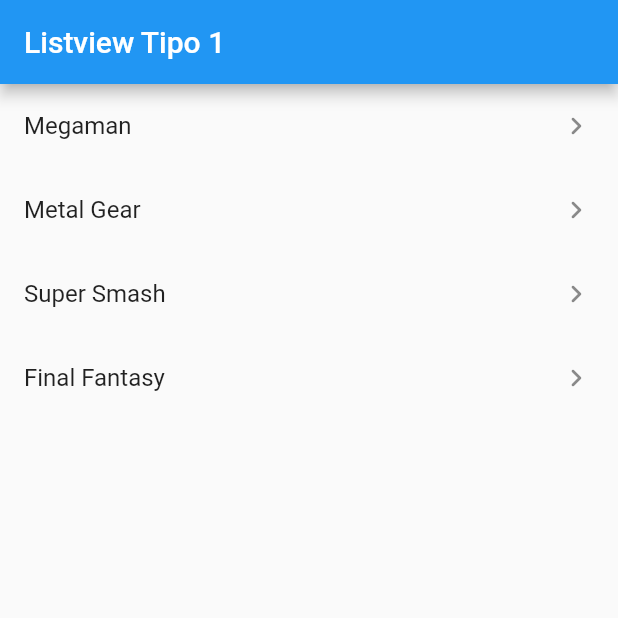
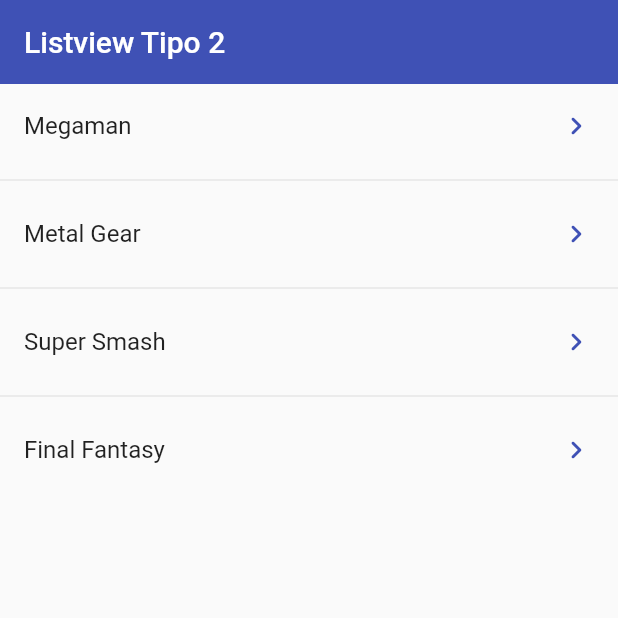
Before and after one commit to Tomas-Galvez/flutter-components-course, a Flutter app: the screen it shows after launch, on a phone screen of 412 x 824 dp, the top half of it. Run offline on Flutter 3.47's test engine with Material 2 defaults, Android fonts, the phone set to English and light mode, and no system bars.

Commit message:
listview2 added

```diff
--- a/lib/main.dart
+++ b/lib/main.dart
@@ -1,4 +1,6 @@
+// import 'package:fl_components/screens/listview1_screen.dart';
 import 'package:fl_components/screens/listview1_screen.dart';
+import 'package:fl_components/screens/listview2_screen.dart';
 import 'package:flutter/material.dart';
 
 void main() => runApp(const MyApp());
@@ -11,6 +13,6 @@ class MyApp extends StatelessWidget {
     return const MaterialApp(
         debugShowCheckedModeBanner: false,
         title: 'Material App',
-        home: Listview1Screen());
+        home: Listview2Screen());
   }
 }
--- /dev/null
+++ b/lib/screens/listview2_screen.dart
@@ -0,0 +1,40 @@
+import 'package:flutter/material.dart';
+
+class Listview2Screen extends StatelessWidget {
+  final options = const [
+    'Megaman',
+    'Metal Gear',
+    'Super Smash',
+    'Final Fantasy'
+  ];
+
+  const Listview2Screen({Key? key}) : super(key: key);
+
+  @override
+  Widget build(BuildContext context) {
+    return Scaffold(
+      appBar: AppBar(
+        title: const Text('Listview Tipo 2'),
+        elevation: 0,
+        backgroundColor: Colors.indigo,
+      ),
+      body: ListView.separated(
+        itemCount: options.length,
+        itemBuilder: (context, i) {
+          return ListTile(
+            title: Text(options[i]),
+            trailing: const Icon(
+              Icons.keyboard_arrow_right_rounded,
+              color: Colors.indigo,
+            ),
+            onTap: () {
+              final game = options[i];
+              print(game);
+            },
+          );
+        },
+        separatorBuilder: (_, __) => const Divider(),
+      ),
+    );
+  }
+}
```
